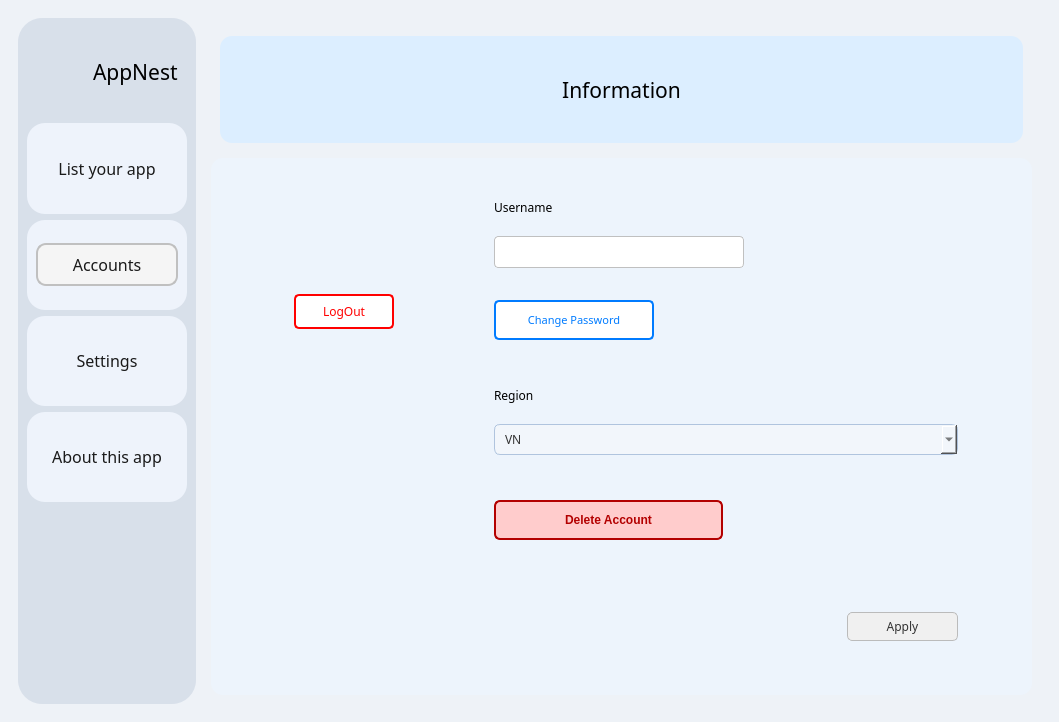
This is UI/Accounts.ui in Thichgayroi/SPCK as Qt 5 draws it before an edit. The edited form follows.
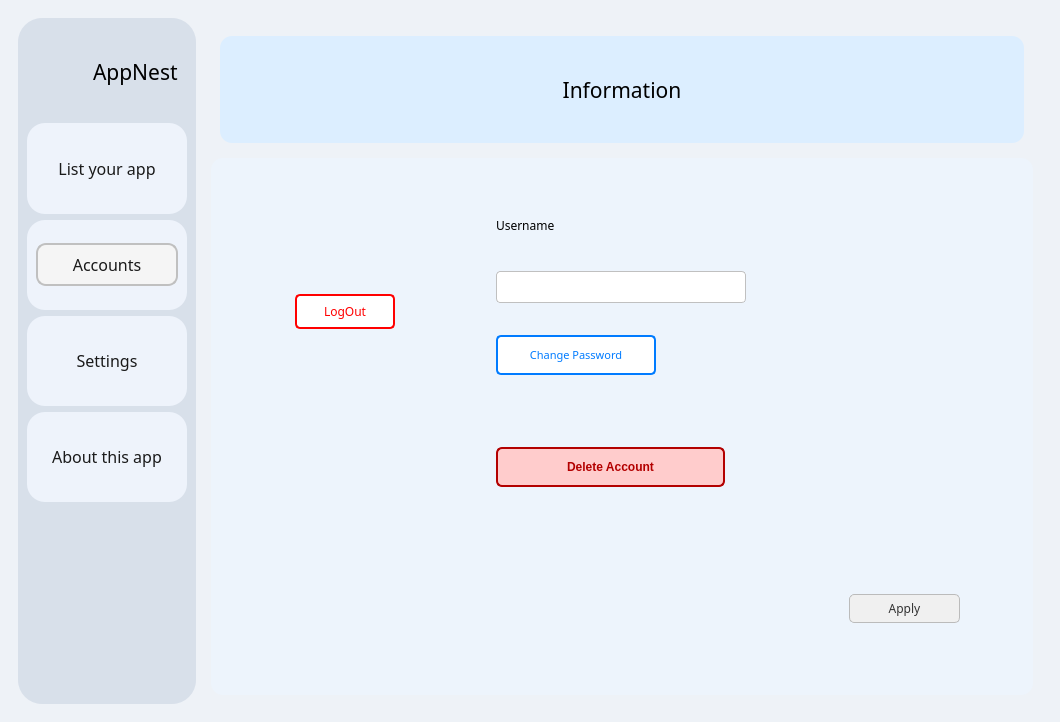
This is the edited form. Icons and pictures are not drawn.

```diff
--- a/UI/Accounts.ui
+++ b/UI/Accounts.ui
@@ -6,7 +6,7 @@
    <rect>
     <x>0</x>
     <y>0</y>
-    <width>1059</width>
+    <width>1060</width>
     <height>722</height>
    </rect>
   </property>
@@ -560,60 +560,6 @@
                   </layout>
                  </widget>
                 </item>
-                <item>
-                 <widget class="QWidget" name="widget_21" native="true">
-                  <property name="maximumSize">
-                   <size>
-                    <width>16777215</width>
-                    <height>150</height>
-                   </size>
-                  </property>
-                  <layout class="QVBoxLayout" name="verticalLayout_8">
-                   <item>
-                    <widget class="QLabel" name="label_5">
-                     <property name="font">
-                      <font>
-                       <family>JetBrains Mono</family>
-                       <pointsize>9</pointsize>
-                      </font>
-                     </property>
-                     <property name="text">
-                      <string>Region</string>
-                     </property>
-                    </widget>
-                   </item>
-                   <item>
-                    <widget class="QComboBox" name="comboBox">
-                     <property name="font">
-                      <font>
-                       <family>JetBrains Mono</family>
-                      </font>
-                     </property>
-                     <property name="styleSheet">
-                      <string notr="true">QComboBox {
-    background-color: #f2f6fb;
-    border: 1px solid #b0c4de;
-    border-radius: 6px;
-    padding: 5px 10px;
-    color: #333;
-}
-</string>
-                     </property>
-                     <item>
-                      <property name="text">
-                       <string>VN</string>
-                      </property>
-                     </item>
-                     <item>
-                      <property name="text">
-                       <string>US</string>
-                      </property>
-                     </item>
-                    </widget>
-                   </item>
-                  </layout>
-                 </widget>
-                </item>
                 <item>
                  <widget class="QWidget" name="widget_22" native="true">
                   <layout class="QHBoxLayout" name="horizontalLayout_13">
```
Left out of the diff: 2 changed lines with no effect on the pictures.
